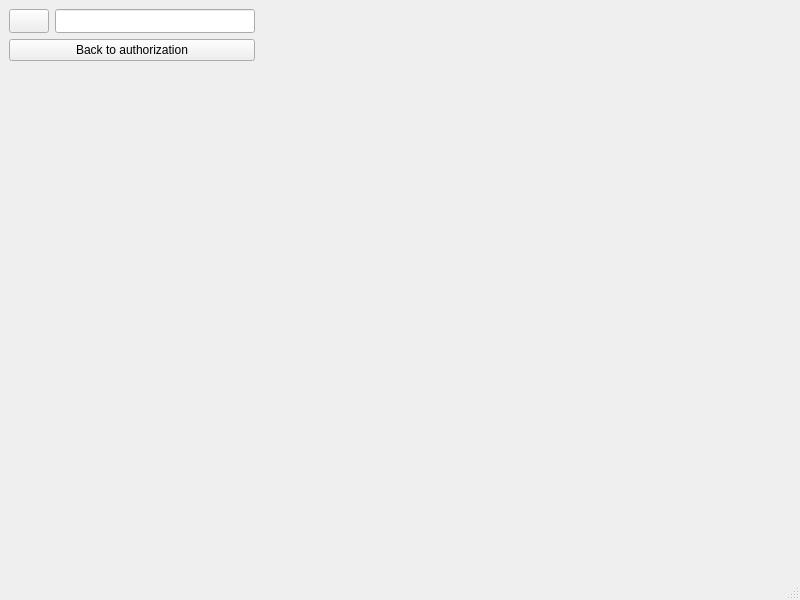
Before: the Qt Designer form OrderTickets/mainmenu.ui in N3wm1e/Hustle_Rep, drawn with Qt 5.
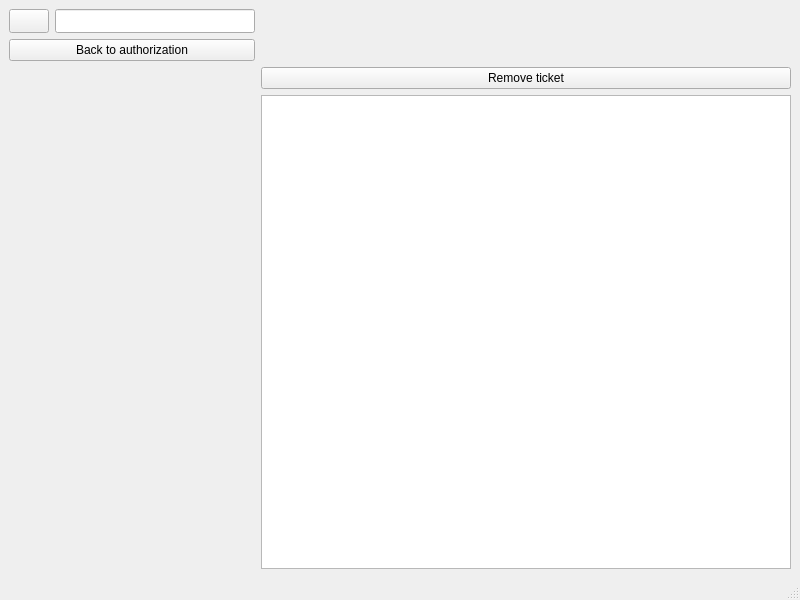
After: the same form once the commit is applied.

Commit message: Added remove bought ticket button + findTicket method

```diff
--- a/OrderTickets/mainmenu.ui
+++ b/OrderTickets/mainmenu.ui
@@ -15,6 +15,22 @@
   </property>
   <widget class="QWidget" name="centralwidget">
    <layout class="QGridLayout" name="gridLayout">
+    <item row="3" column="1">
+     <widget class="QListWidget" name="listWidget"/>
+    </item>
+    <item row="3" column="0">
+     <spacer name="verticalSpacer">
+      <property name="orientation">
+       <enum>Qt::Vertical</enum>
+      </property>
+      <property name="sizeHint" stdset="0">
+       <size>
+        <width>20</width>
+        <height>40</height>
+       </size>
+      </property>
+     </spacer>
+    </item>
     <item row="0" column="0">
      <layout class="QFormLayout" name="formLayout">
       <item row="0" column="0">
@@ -64,19 +80,6 @@
       </item>
      </layout>
     </item>
-    <item row="1" column="0">
-     <spacer name="verticalSpacer">
-      <property name="orientation">
-       <enum>Qt::Vertical</enum>
-      </property>
-      <property name="sizeHint" stdset="0">
-       <size>
-        <width>20</width>
-        <height>40</height>
-       </size>
-      </property>
-     </spacer>
-    </item>
     <item row="0" column="1">
      <spacer name="horizontalSpacer">
       <property name="orientation">
@@ -90,6 +93,13 @@
       </property>
      </spacer>
     </item>
+    <item row="1" column="1">
+     <widget class="QPushButton" name="pushButton">
+      <property name="text">
+       <string>Remove ticket</string>
+      </property>
+     </widget>
+    </item>
    </layout>
   </widget>
   <widget class="QMenuBar" name="menubar">
```
Left out of the diff: 2 changed lines with no effect on the pictures. The commit also changes 510 other files.
